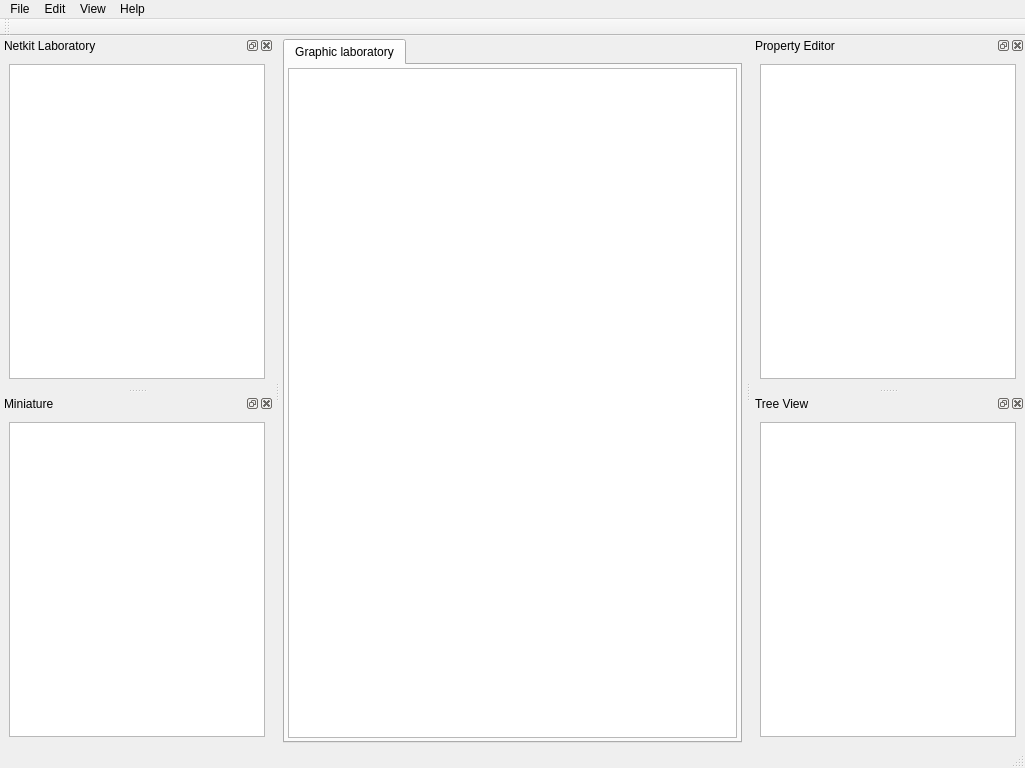
Old version of the form ui/visual_netkit_main.ui in the repository slux83/visual-netkit.
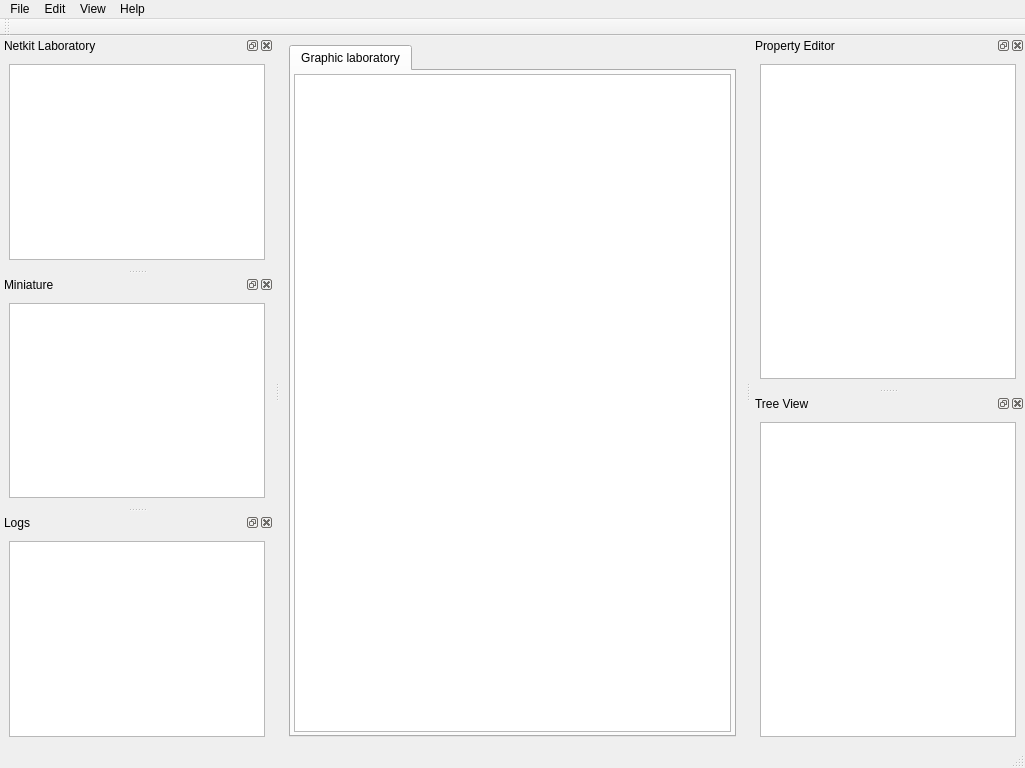
New version of the form.

Patch:
```diff
--- a/ui/visual_netkit_main.ui
+++ b/ui/visual_netkit_main.ui
@@ -17,21 +17,6 @@
   </property>
   <widget class="QWidget" name="centralwidget" >
    <layout class="QVBoxLayout" >
-    <property name="spacing" >
-     <number>3</number>
-    </property>
-    <property name="leftMargin" >
-     <number>3</number>
-    </property>
-    <property name="topMargin" >
-     <number>3</number>
-    </property>
-    <property name="rightMargin" >
-     <number>3</number>
-    </property>
-    <property name="bottomMargin" >
-     <number>3</number>
-    </property>
     <item>
      <widget class="QTabWidget" name="tabWidget" >
       <property name="currentIndex" >
@@ -182,6 +167,24 @@
     </layout>
    </widget>
   </widget>
+  <widget class="QDockWidget" name="dockWidget_3" >
+   <property name="floating" >
+    <bool>true</bool>
+   </property>
+   <property name="windowTitle" >
+    <string>Logs</string>
+   </property>
+   <attribute name="dockWidgetArea" >
+    <number>1</number>
+   </attribute>
+   <widget class="QWidget" name="dockWidgetContents_3" >
+    <layout class="QVBoxLayout" >
+     <item>
+      <widget class="QTextEdit" name="textEdit" />
+     </item>
+    </layout>
+   </widget>
+  </widget>
   <action name="actionNetkit_Lab" >
    <property name="checkable" >
     <bool>true</bool>
```
